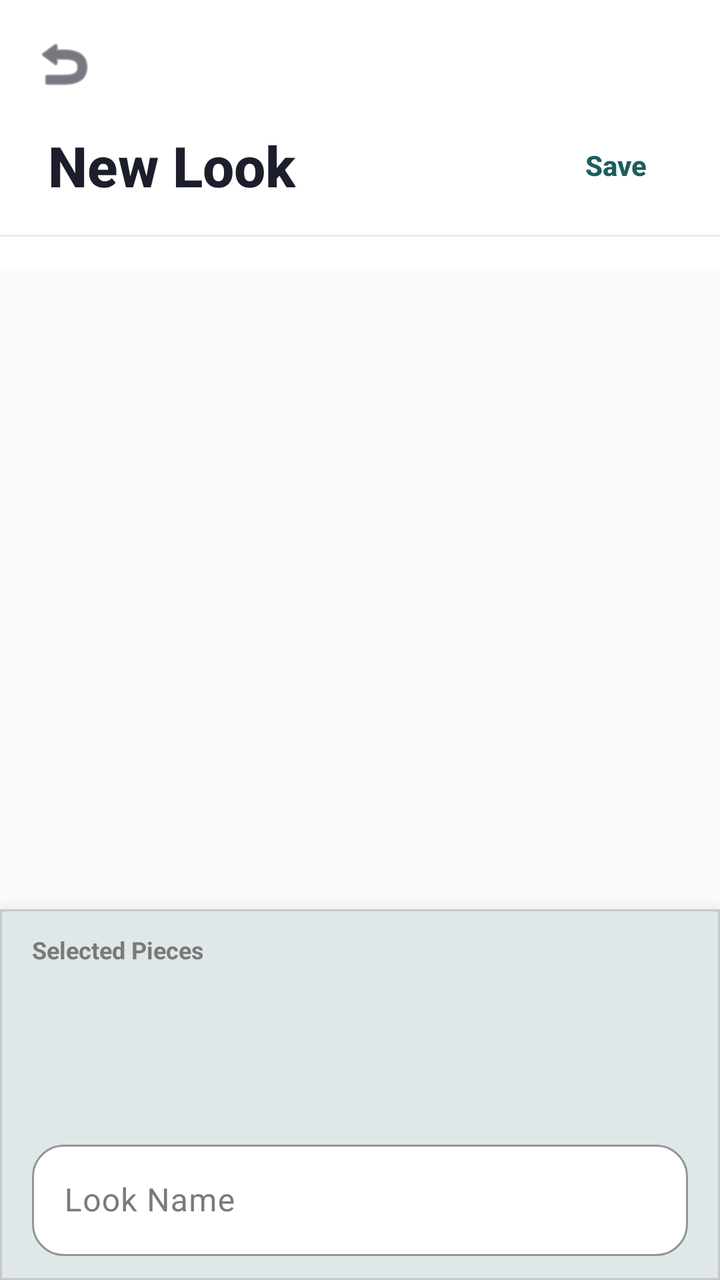
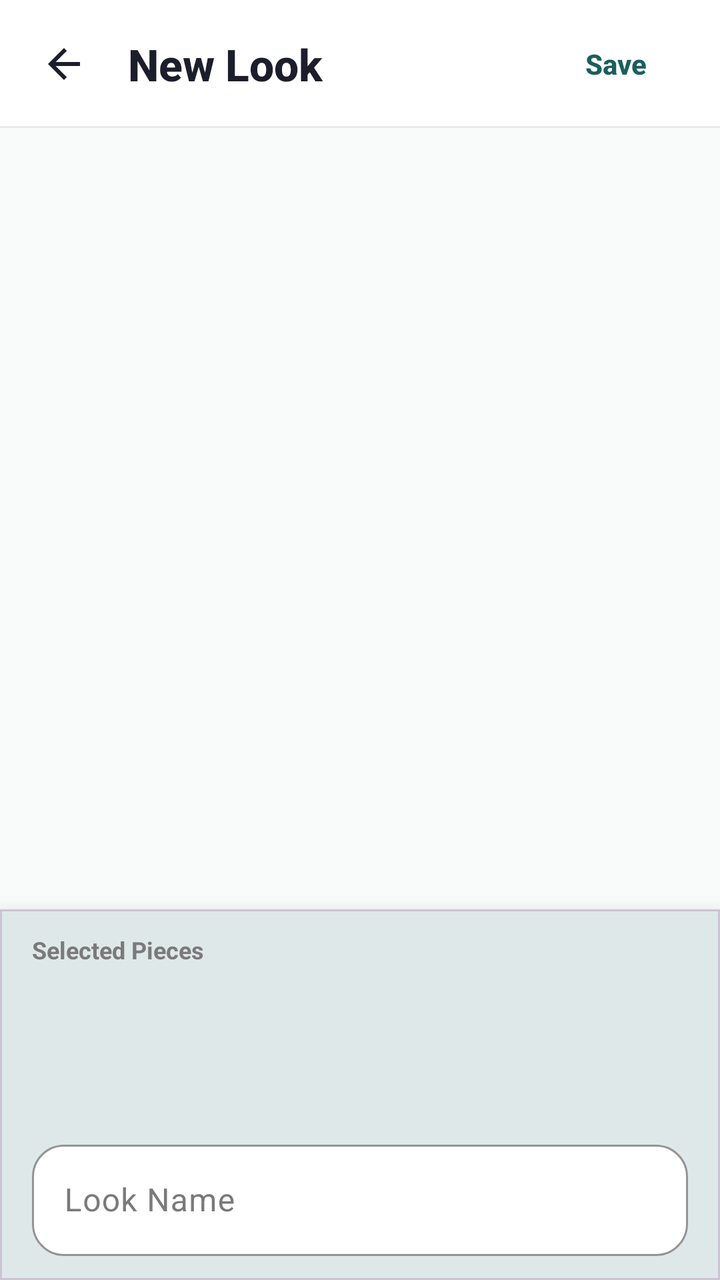

Screens rendered from an Android XML layout before and after an edit, with the pre-edit source and the edit as a unified diff.
<!-- AndroidManifest.xml: application theme Theme.FitsForYou -->
<!-- res/layout/activity_create_outfit.xml -->
<?xml version="1.0" encoding="utf-8"?>
<androidx.constraintlayout.widget.ConstraintLayout xmlns:android="http://schemas.android.com/apk/res/android"
    xmlns:app="http://schemas.android.com/apk/res-auto"
    xmlns:tools="http://schemas.android.com/tools"
    android:id="@+id/createOutfitRoot"
    android:layout_width="match_parent"
    android:layout_height="match_parent"
    android:background="@color/background">

    
    <androidx.constraintlayout.widget.ConstraintLayout
        android:id="@+id/header"
        android:layout_width="match_parent"
        android:layout_height="wrap_content"
        android:background="@color/white"
        android:paddingBottom="16dp"
        app:layout_constraintTop_toTopOf="parent">

        <ImageButton
            android:id="@+id/backBtn"
            android:layout_width="48dp"
            android:layout_height="48dp"
            android:layout_marginStart="8dp"
            android:layout_marginTop="8dp"
            android:background="?attr/selectableItemBackgroundBorderless"
            android:src="@android:drawable/ic_menu_revert"
            app:layout_constraintStart_toStartOf="parent"
            app:layout_constraintTop_toTopOf="parent"
            app:tint="@color/text_primary" />

        <TextView
            android:id="@+id/createOutfitTitle"
            style="@style/TextTitle"
            android:layout_width="wrap_content"
            android:layout_height="wrap_content"
            android:layout_marginStart="24dp"
            android:layout_marginTop="8dp"
            android:text="New Look"
            app:layout_constraintStart_toStartOf="parent"
            app:layout_constraintTop_toBottomOf="@id/backBtn" />

        <Button
            android:id="@+id/saveOutfitBtn"
            style="@style/Widget.Material3.Button.TextButton"
            android:layout_width="wrap_content"
            android:layout_height="wrap_content"
            android:layout_marginEnd="8dp"
            android:text="Save"
            android:textColor="@color/primary"
            android:textStyle="bold"
            app:layout_constraintBottom_toBottomOf="@id/createOutfitTitle"
            app:layout_constraintEnd_toEndOf="parent"
            app:layout_constraintTop_toTopOf="@id/createOutfitTitle" />

        <View
            android:layout_width="match_parent"
            android:layout_height="1dp"
            android:layout_marginTop="16dp"
            android:background="@color/border"
            app:layout_constraintTop_toBottomOf="@id/createOutfitTitle" />
    </androidx.constraintlayout.widget.ConstraintLayout>

    <androidx.recyclerview.widget.RecyclerView
        android:id="@+id/clothingRecyclerView"
        android:layout_width="match_parent"
        android:layout_height="0dp"
        app:layout_constraintBottom_toTopOf="@id/previewStripCard"
        app:layout_constraintTop_toBottomOf="@id/header" />

    
    <com.google.android.material.card.MaterialCardView
        android:id="@+id/previewStripCard"
        android:layout_width="match_parent"
        android:layout_height="wrap_content"
        app:cardCornerRadius="0dp"
        app:cardElevation="12dp"
        app:layout_constraintBottom_toBottomOf="parent">

        <LinearLayout
            android:layout_width="match_parent"
            android:layout_height="wrap_content"
            android:orientation="vertical"
            android:paddingVertical="12dp">

            <TextView
                android:layout_width="wrap_content"
                android:layout_height="wrap_content"
                android:layout_marginStart="16dp"
                android:text="Selected Pieces"
                android:textSize="@dimen/text_size_tiny"
                android:textStyle="bold"
                android:textColor="@color/text_secondary" />

            <androidx.recyclerview.widget.RecyclerView
                android:id="@+id/selectedItemsRecyclerView"
                android:layout_width="match_parent"
                android:layout_height="64dp"
                android:layout_marginTop="8dp"
                android:clipToPadding="false"
                android:paddingHorizontal="12dp"
                android:orientation="horizontal"
                app:layoutManager="androidx.recyclerview.widget.LinearLayoutManager" />

            <com.google.android.material.textfield.TextInputLayout
                style="@style/CustomTextInputLayout"
                android:layout_width="match_parent"
                android:layout_height="wrap_content"
                android:layout_marginHorizontal="16dp"
                android:layout_marginTop="12dp"
                android:hint="Look Name">

                <com.google.android.material.textfield.TextInputEditText
                    android:id="@+id/outfitNameEditText"
                    android:layout_width="match_parent"
                    android:layout_height="wrap_content"
                    android:inputType="textCapWords" />
            </com.google.android.material.textfield.TextInputLayout>
        </LinearLayout>
    </com.google.android.material.card.MaterialCardView>

</androidx.constraintlayout.widget.ConstraintLayout>
<!-- resources referenced by this layout -->
<resources>
  <color name="background">#F9FAFA</color>
  <color name="border">#EAEAEA</color>
  <color name="primary">#1B5E5E</color>
  <color name="text_primary">#1D1E2C</color>
  <color name="text_secondary">#7A7A7A</color>
  <color name="white">#FFFFFFFF</color>
  <dimen name="text_size_tiny">12sp</dimen>
  <style name="CustomTextInputLayout" parent="Widget.Material3.TextInputLayout.OutlinedBox">
          <item name="boxCornerRadiusTopStart">@dimen/edit_text_corner_radius</item>
          <item name="boxCornerRadiusTopEnd">@dimen/edit_text_corner_radius</item>
          <item name="boxCornerRadiusBottomStart">@dimen/edit_text_corner_radius</item>
          <item name="boxCornerRadiusBottomEnd">@dimen/edit_text_corner_radius</item>
          <item name="boxStrokeColor">@color/primary</item>
          <item name="hintTextColor">@color/primary</item>
          <item name="android:textColorHint">@color/text_secondary</item>
          <item name="boxBackgroundColor">@color/white</item>
      </style>
  <style name="TextTitle">
          <item name="android:textSize">@dimen/text_size_title</item>
          <item name="android:textStyle">bold</item>
          <item name="android:textColor">@color/text_primary</item>
          <item name="android:fontFamily">sans-serif-medium</item>
      </style>
  <style name="Theme.FitsForYou" parent="Base.Theme.FitsForYou" />
  <dimen name="edit_text_corner_radius">16dp</dimen>
  <dimen name="text_size_title">28sp</dimen>
  <style name="Base.Theme.FitsForYou" parent="Theme.Material3.DayNight.NoActionBar">
          <item name="colorPrimary">@color/primary</item>
          <item name="colorOnPrimary">@color/on_primary</item>
          <item name="colorSecondary">@color/secondary</item>
          <item name="colorOnSecondary">@color/on_secondary</item>
          <item name="android:windowBackground">@color/background</item>
          <item name="colorSurface">@color/surface</item>
          <item name="colorOnSurface">@color/on_surface</item>
      </style>
  <color name="on_primary">#FFFFFF</color>
  <color name="secondary">#1B5E5E</color>
  <color name="on_secondary">#FFFFFF</color>
  <color name="surface">#FFFFFF</color>
  <color name="on_surface">#1B5E5E</color>
</resources>

<!-- the commit's change to res/layout/activity_create_outfit.xml (unified diff, before → after) -->
@@ -11,53 +11,52 @@
     <androidx.constraintlayout.widget.ConstraintLayout
         android:id="@+id/header"
         android:layout_width="match_parent"
-        android:layout_height="wrap_content"
+        android:layout_height="@dimen/header_height"
         android:background="@color/white"
-        android:paddingBottom="16dp"
         app:layout_constraintTop_toTopOf="parent">
 
         <ImageButton
             android:id="@+id/backBtn"
             android:layout_width="48dp"
             android:layout_height="48dp"
-            android:layout_marginStart="8dp"
-            android:layout_marginTop="8dp"
+            android:layout_marginStart="@dimen/spacing_small"
             android:background="?attr/selectableItemBackgroundBorderless"
-            android:src="@android:drawable/ic_menu_revert"
+            android:contentDescription="@string/cd_back"
+            android:src="@drawable/ic_arrow_back"
+            app:layout_constraintBottom_toBottomOf="parent"
             app:layout_constraintStart_toStartOf="parent"
             app:layout_constraintTop_toTopOf="parent"
             app:tint="@color/text_primary" />
 
         <TextView
             android:id="@+id/createOutfitTitle"
-            style="@style/TextTitle"
+            style="@style/TextHeader"
             android:layout_width="wrap_content"
             android:layout_height="wrap_content"
-            android:layout_marginStart="24dp"
-            android:layout_marginTop="8dp"
+            android:layout_marginStart="8dp"
             android:text="New Look"
-            app:layout_constraintStart_toStartOf="parent"
-            app:layout_constraintTop_toBottomOf="@id/backBtn" />
+            app:layout_constraintBottom_toBottomOf="parent"
+            app:layout_constraintStart_toEndOf="@id/backBtn"
+            app:layout_constraintTop_toTopOf="parent" />
 
         <Button
             android:id="@+id/saveOutfitBtn"
             style="@style/Widget.Material3.Button.TextButton"
             android:layout_width="wrap_content"
             android:layout_height="wrap_content"
-            android:layout_marginEnd="8dp"
+            android:layout_marginEnd="@dimen/spacing_small"
             android:text="Save"
             android:textColor="@color/primary"
             android:textStyle="bold"
-            app:layout_constraintBottom_toBottomOf="@id/createOutfitTitle"
+            app:layout_constraintBottom_toBottomOf="parent"
             app:layout_constraintEnd_toEndOf="parent"
-            app:layout_constraintTop_toTopOf="@id/createOutfitTitle" />
+            app:layout_constraintTop_toTopOf="parent" />
 
         <View
             android:layout_width="match_parent"
             android:layout_height="1dp"
-            android:layout_marginTop="16dp"
             android:background="@color/border"
-            app:layout_constraintTop_toBottomOf="@id/createOutfitTitle" />
+            app:layout_constraintBottom_toBottomOf="parent" />
     </androidx.constraintlayout.widget.ConstraintLayout>
 
     <androidx.recyclerview.widget.RecyclerView
@@ -85,7 +84,7 @@
             <TextView
                 android:layout_width="wrap_content"
                 android:layout_height="wrap_content"
-                android:layout_marginStart="16dp"
+                android:layout_marginStart="@dimen/spacing_medium"
                 android:text="Selected Pieces"
                 android:textSize="@dimen/text_size_tiny"
                 android:textStyle="bold"
@@ -95,7 +94,7 @@
                 android:id="@+id/selectedItemsRecyclerView"
                 android:layout_width="match_parent"
                 android:layout_height="64dp"
-                android:layout_marginTop="8dp"
+                android:layout_marginTop="@dimen/spacing_small"
                 android:clipToPadding="false"
                 android:paddingHorizontal="12dp"
                 android:orientation="horizontal"
@@ -105,7 +104,7 @@
                 style="@style/CustomTextInputLayout"
                 android:layout_width="match_parent"
                 android:layout_height="wrap_content"
-                android:layout_marginHorizontal="16dp"
+                android:layout_marginHorizontal="@dimen/spacing_medium"
                 android:layout_marginTop="12dp"
                 android:hint="Look Name">
 
<!-- resource entries referenced after the edit -->
@@ -6,7 +6,22 @@
   <color name="text_primary">#1D1E2C</color>
   <color name="text_secondary">#7A7A7A</color>
   <color name="white">#FFFFFFFF</color>
+  <dimen name="header_height">64dp</dimen>
+  <dimen name="spacing_medium">16dp</dimen>
+  <dimen name="spacing_small">8dp</dimen>
   <dimen name="text_size_tiny">12sp</dimen>
+  <!-- drawable ic_arrow_back (drawable) -->
+  <vector xmlns:android="http://schemas.android.com/apk/res/android"
+      android:width="24dp"
+      android:height="24dp"
+      android:viewportWidth="24"
+      android:viewportHeight="24"
+      android:tint="?attr/colorControlNormal">
+    <path
+        android:fillColor="@android:color/white"
+        android:pathData="M20,11H7.83l5.59,-5.59L12,4l-8,8 8,8 1.41,-1.41L7.83,13H20v-2z"/>
+  </vector>
+  <string name="cd_back">Back</string>
   <style name="CustomTextInputLayout" parent="Widget.Material3.TextInputLayout.OutlinedBox">
           <item name="boxCornerRadiusTopStart">@dimen/edit_text_corner_radius</item>
           <item name="boxCornerRadiusTopEnd">@dimen/edit_text_corner_radius</item>
@@ -17,15 +32,15 @@
           <item name="android:textColorHint">@color/text_secondary</item>
           <item name="boxBackgroundColor">@color/white</item>
       </style>
-  <style name="TextTitle">
-          <item name="android:textSize">@dimen/text_size_title</item>
+  <style name="TextHeader">
+          <item name="android:textSize">@dimen/text_size_header</item>
           <item name="android:textStyle">bold</item>
           <item name="android:textColor">@color/text_primary</item>
           <item name="android:fontFamily">sans-serif-medium</item>
       </style>
   <style name="Theme.FitsForYou" parent="Base.Theme.FitsForYou" />
   <dimen name="edit_text_corner_radius">16dp</dimen>
-  <dimen name="text_size_title">28sp</dimen>
+  <dimen name="text_size_header">22sp</dimen>
   <style name="Base.Theme.FitsForYou" parent="Theme.Material3.DayNight.NoActionBar">
           <item name="colorPrimary">@color/primary</item>
           <item name="colorOnPrimary">@color/on_primary</item>
